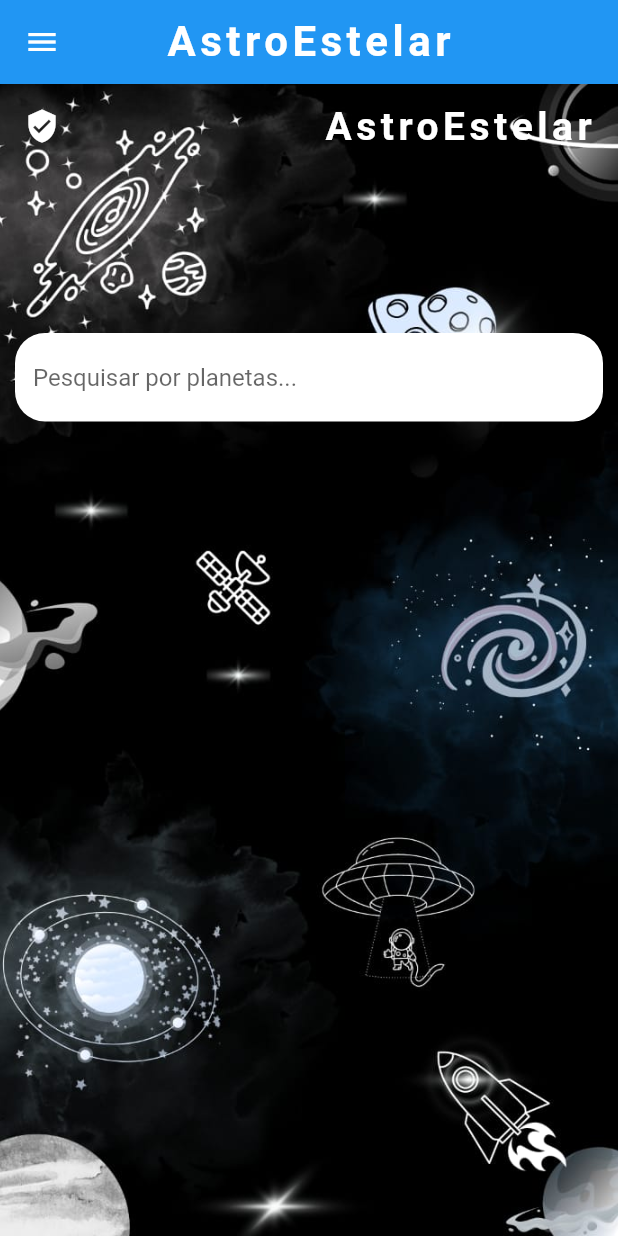
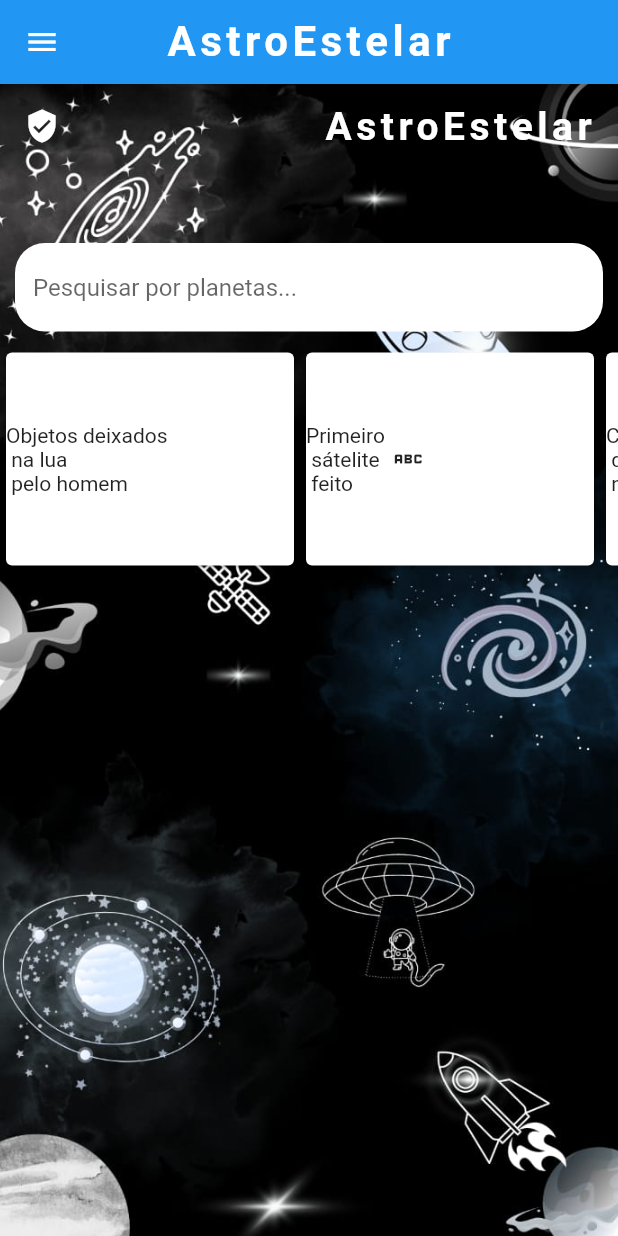
Before and after one commit to Campus-Angical/astroestelar, a Flutter app: the screen it shows after launch, on a phone screen of 412 x 824 dp. Run offline on Flutter 3.47's test engine with Material 2 defaults, Android fonts, the phone set to English and light mode, and no system bars.

Commit message:
adicionamos um carrossel de pesquisa rápida2

```diff
--- a/lib/main.dart
+++ b/lib/main.dart
@@ -5,6 +5,7 @@
     home: HomePage(),
   ));
 }
+
 class HomePage extends StatefulWidget {
   const HomePage({Key? key}) : super(key: key);
 
@@ -18,34 +19,33 @@
     return Scaffold(
       drawer: Drawer(),
       appBar: AppBar(
-        title: const Text("AstroEstelar", style: TextStyle(
+        title: const Text("AstroEstelar",
+            style: TextStyle(
                 fontSize: 28,
                 letterSpacing: 3,
                 fontWeight: FontWeight.bold,
-          color: Colors.white
-        )),
+                color: Colors.white)),
         centerTitle: true,
       ),
       body: Container(
         decoration: BoxDecoration(
           image: DecorationImage(
-            image: AssetImage("images/background.jpeg"),
-            fit: BoxFit.cover
-          ),
+              image: new AssetImage("images/background.jpeg"),
+              fit: BoxFit.cover),
         ),
         child: Column(
           crossAxisAlignment: CrossAxisAlignment.start,
           children: [
             ListTile(
               leading: Icon(Icons.verified_user, color: Colors.white),
-              trailing: Text("AstroEstelar", style: TextStyle(
+              trailing: Text("AstroEstelar",
+                  style: TextStyle(
                       fontSize: 26,
                       letterSpacing: 3,
                       fontWeight: FontWeight.bold,
-                color: Colors.white
-              )),
+                      color: Colors.white)),
             ),
-            SizedBox(height: 100),
+            SizedBox(height: 40),
             Container(
               child: Column(
                 mainAxisAlignment: MainAxisAlignment.start,
@@ -61,8 +61,7 @@
                           fillColor: Colors.white,
                           border: OutlineInputBorder(
                               borderRadius: BorderRadius.circular(20),
-                            borderSide: BorderSide.none
-                          ),
+                              borderSide: BorderSide.none),
                           hintText: "Pesquisar por planetas...",
                         ),
                       ),
@@ -71,6 +70,38 @@
                 ],
               ),
             ),
+            SizedBox(
+              height: 150,
+              child: ListView(
+                scrollDirection: Axis.horizontal,
+                children: [
+                  SizedBox(
+                    width: 200,
+                    child: Card(
+                      child: Row(
+                        children: [Text("Objetos deixados \n na lua \n pelo homem")],
+                      ),
+                    ),
+                  ),
+                  SizedBox(
+                    width: 200,
+                    child: Card(
+                      child: Row(
+                        children: [Text("Primeiro \n sátelite \n feito"), Icon(Icons.abc)],
+                      ),
+                    ),
+                  ),
+                  SizedBox(
+                    width: 200,
+                    child: Card(
+                      child: Row(
+                        children: [Text("Composição de \n de um boraco \n negro"), Icon(Icons.abc)],
+                      ),
+                    ),
+                  )
+                ],
+              ),
+            )
           ],
         ),
       ),
--- a/pubspec.yaml
+++ b/pubspec.yaml
@@ -61,7 +61,8 @@ flutter:
   # To add assets to your application, add an assets section, like this:
   assets:
     - images/background.jpeg
-  #   - images/a_dot_ham.jpeg
+    - images/fundo.jpg
+    - images/astro.jpg
 
   # An image asset can refer to one or more resolution-specific "variants", see
   # https://flutter.dev/assets-and-images/#resolution-aware
```
Also changed, not shown: images/astro.jpg (added), images/fundo.jpg (added). Lines whose indentation alone changed are shown as unchanged.
